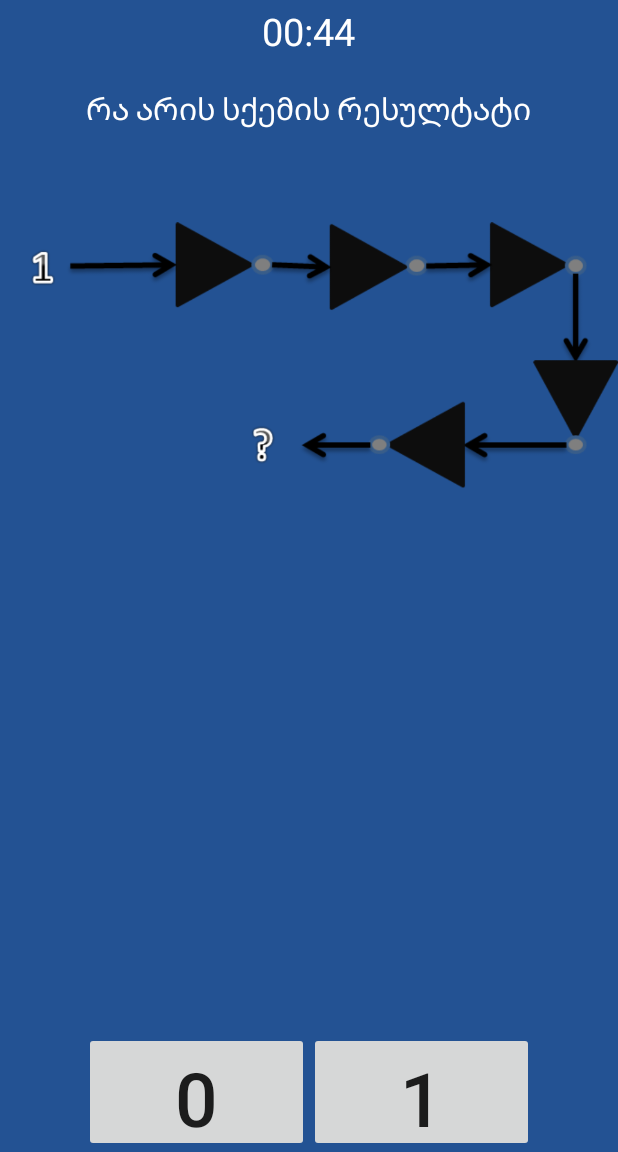
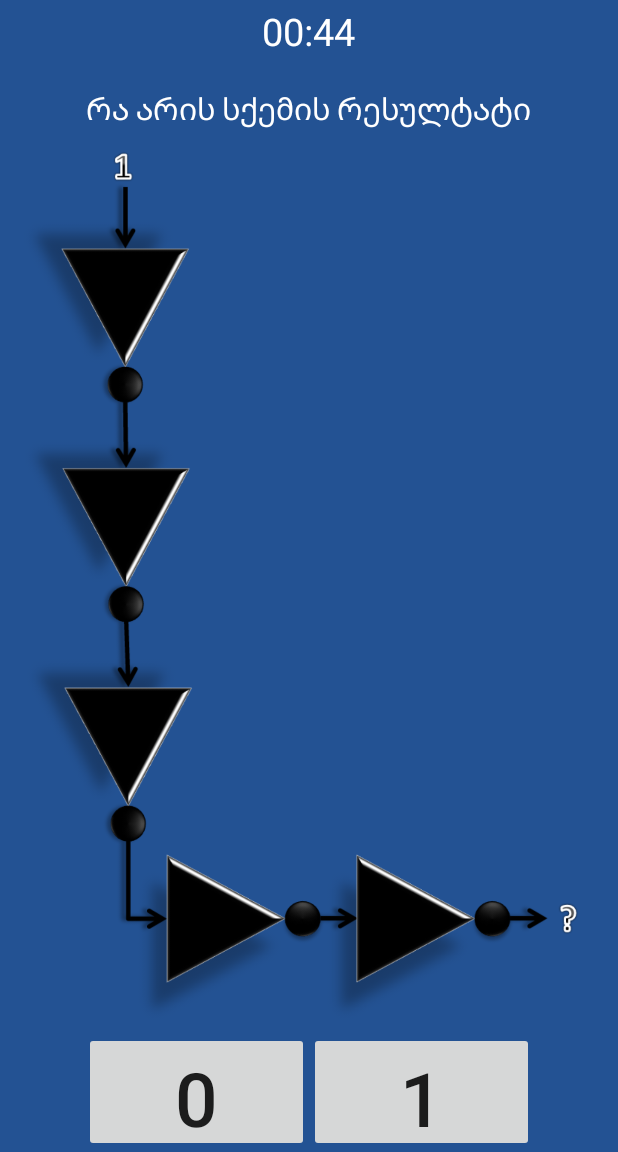
Before and after one commit to BekaGitHub/LogicGame, an Android app: the Level_8a_Activity screen opened directly, with no data from a screen before it, on a phone screen of 412 x 824 dp, the part 84-1236 px from its top. Run offline under Robolectric (Android 15) with nearby library versions, the light colour scheme and no system bars.

Commit message:
level_8 done

```diff
--- a/app/src/main/res/layout/activity_level_8a.xml
+++ b/app/src/main/res/layout/activity_level_8a.xml
@@ -37,7 +37,7 @@
 
   <ImageView
       android:layout_width="wrap_content"
-      android:layout_height="wrap_content"
+      android:layout_height="600dp"
       android:layout_below="@+id/resultat_text_view_8a"
       android:src="@drawable/aufgabe_8a"/>
 
```
Also changed, not shown: app/src/main/res/drawable/aufgabe_8a.png.
